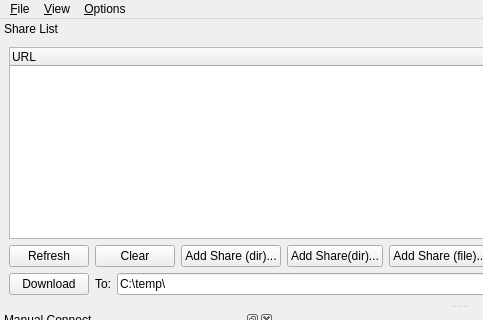
First picture: the form in src/qt-gui/MainWindow.ui, repository MrHacky/uftt, before the edit; both pictures show x 0 to 483 and y 0 to 320 of the 917 by 593 pixel window.
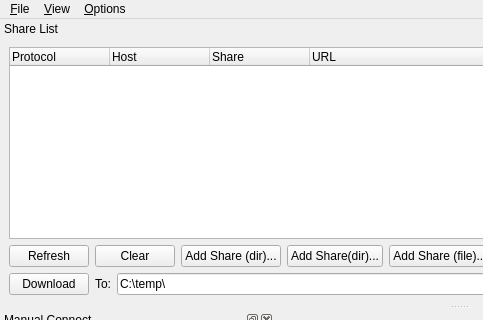
Second picture: the form after the edit. Custom widgets are drawn as their Qt base class.

Commit message: Display only the highest version of a share.

The edit to the form file:
```diff
--- a/src/qt-gui/MainWindow.ui
+++ b/src/qt-gui/MainWindow.ui
@@ -110,6 +110,21 @@
     <layout class="QVBoxLayout" >
      <item>
       <widget class="QDragDropTreeWidget" name="SharesTree" >
+       <column>
+        <property name="text" >
+         <string>Protocol</string>
+        </property>
+       </column>
+       <column>
+        <property name="text" >
+         <string>Host</string>
+        </property>
+       </column>
+       <column>
+        <property name="text" >
+         <string>Share</string>
+        </property>
+       </column>
        <column>
         <property name="text" >
          <string>URL</string>
```
The commit also changes 3 other files.
